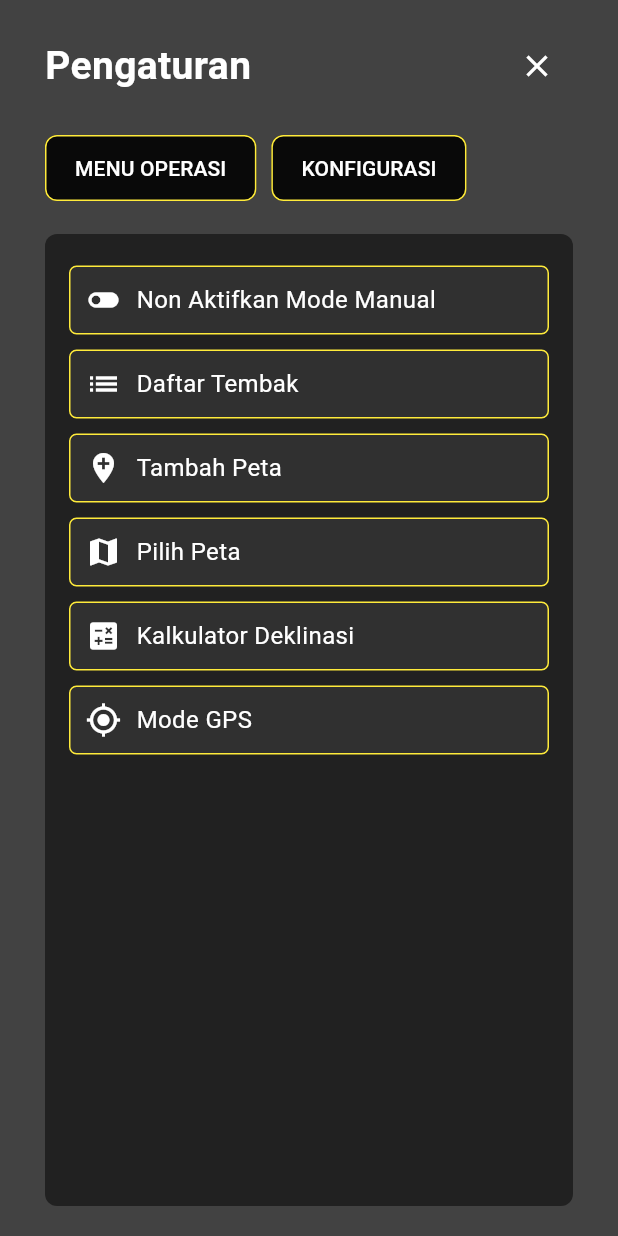
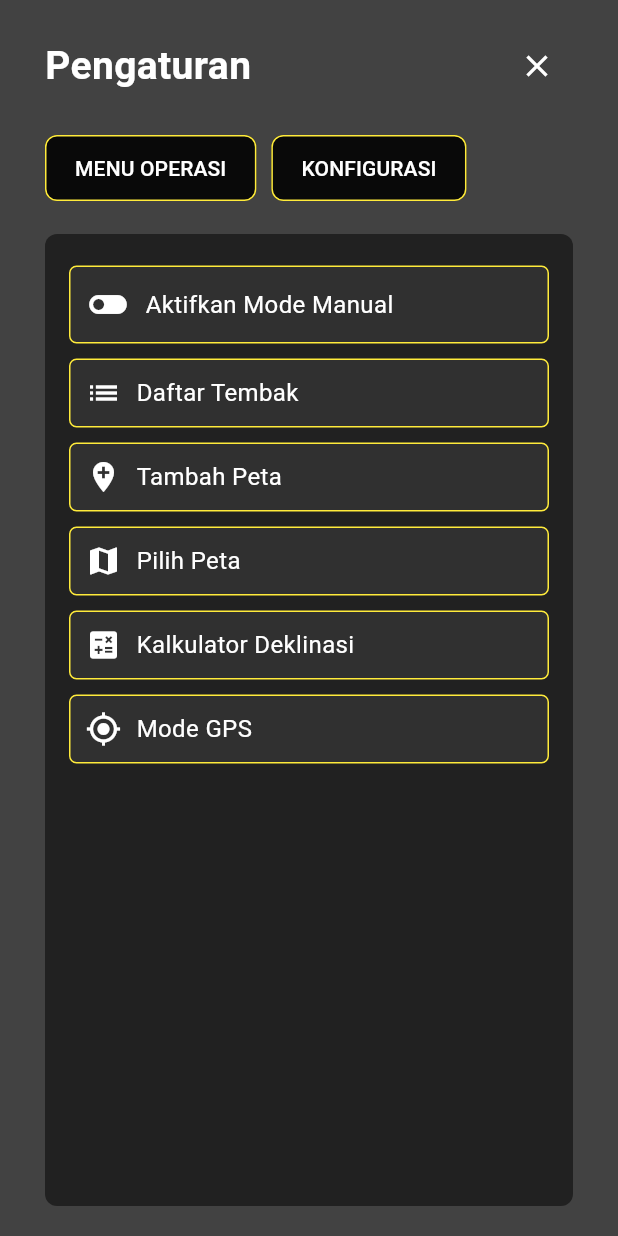
Before and after one commit to freddykrstnptr/mortir_pindad, a Flutter app: the SettingsPage screen opened directly, on a phone screen of 412 x 824 dp. Run offline on Flutter 3.47's test engine with Material 3 defaults, Android fonts, the phone set to English and light mode, and no system bars; our stand-ins replace flutter_feather_icons, google_maps_flutter.

Commit message:
buat page daftartembak, modegps, tambahpeta, dan modemanual by freddy

```diff
--- a/lib/jaupan/datasasaran.dart
+++ b/lib/jaupan/datasasaran.dart
@@ -21,7 +21,8 @@ class DataSasaranPage extends StatelessWidget {
       decoration: BoxDecoration(
         color: Colors.white, // ✅ Latar belakang putih sesuai gambar
         borderRadius: BorderRadius.circular(10),
-        border: Border.all(color: Colors.black, width: 2),
+        border: Border.all(
+            color: const Color.fromARGB(255, 255, 255, 255), width: 1),
         boxShadow: [
           BoxShadow(
             color: Colors.black26,
--- a/lib/jaupan/setting.dart
+++ b/lib/jaupan/setting.dart
@@ -1,5 +1,7 @@
 import 'package:flutter/material.dart';
-import 'package:mortir_pindad/main.dart'; // import main.dart agar bisa diakses
+import 'package:mortir_pindad/main.dart'; // Import main.dart agar bisa diakses
+import 'package:mortir_pindad/jaupan/modegps.dart'; // Import halaman Mode GPS
+import 'package:mortir_pindad/jaupan/tambahpeta.dart'; // Import halaman Tambah Peta
 
 class SettingsPage extends StatefulWidget {
   const SettingsPage({super.key});
@@ -10,6 +12,7 @@ class SettingsPage extends StatefulWidget {
 
 class _SettingsPageState extends State<SettingsPage> {
   bool showMenuOperasi = false;
+  bool isModeManualActive = false;
 
   @override
   Widget build(BuildContext context) {
@@ -49,45 +52,9 @@ class _SettingsPageState extends State<SettingsPage> {
               // 🔹 Tombol MENU OPERASI & KONFIGURASI (Kotak dengan Border Kuning)
               Row(
                 children: [
-                  OutlinedButton(
-                    style: OutlinedButton.styleFrom(
-                      backgroundColor: const Color(0xDD000000),
-                      foregroundColor: Colors.white,
-                      padding:
-                          EdgeInsets.symmetric(horizontal: 20, vertical: 12),
-                      shape: RoundedRectangleBorder(
-                        borderRadius: BorderRadius.circular(8),
-                      ),
-                      side: const BorderSide(
-                          color: Color(0xFFFFEB3B), width: 1), // Border Kuning
-                    ),
-                    onPressed: () {
-                      setState(() {
-                        showMenuOperasi = true;
-                      });
-                    },
-                    child: const Text("MENU OPERASI"),
-                  ),
+                  _menuButton("MENU OPERASI", true),
                   const SizedBox(width: 10),
-                  OutlinedButton(
-                    style: OutlinedButton.styleFrom(
-                      backgroundColor: const Color(0xDD000000),
-                      foregroundColor: Colors.white,
-                      padding:
-                          EdgeInsets.symmetric(horizontal: 20, vertical: 12),
-                      shape: RoundedRectangleBorder(
-                        borderRadius: BorderRadius.circular(8),
-                      ),
-                      side: const BorderSide(
-                          color: Color(0xFFFFEB3B), width: 1), // Border Kuning
-                    ),
-                    onPressed: () {
-                      setState(() {
-                        showMenuOperasi = false;
-                      });
-                    },
-                    child: const Text("KONFIGURASI"),
-                  ),
+                  _menuButton("KONFIGURASI", false),
                 ],
               ),
 
@@ -107,17 +74,22 @@ class _SettingsPageState extends State<SettingsPage> {
                             _settingTile("Pengaturan Akun", Icons.person),
                             _settingTile("Informasi Perangkat", Icons.info),
                             _settingTile("Keluar", Icons.logout,
-                                isLogout: true), // Tambah Logout
+                                isLogout: true),
                           ]
                         : [
-                            _settingTile(
-                                "Non Aktifkan Mode Manual", Icons.toggle_off),
+                            _toggleModeTile(),
                             _settingTile("Daftar Tembak", Icons.list),
-                            _settingTile("Tambah Peta", Icons.add_location),
+                            _settingTile("Tambah Peta", Icons.add_location,
+                                onTap: () {
+                              _showTambahPetaPopup();
+                            }),
                             _settingTile("Pilih Peta", Icons.map),
                             _settingTile(
                                 "Kalkulator Deklinasi", Icons.calculate),
-                            _settingTile("Mode GPS", Icons.gps_fixed),
+                            _settingTile("Mode GPS", Icons.gps_fixed,
+                                onTap: () {
+                              _showModeGPSPopup();
+                            }),
                           ],
                   ),
                 ),
@@ -129,28 +101,47 @@ class _SettingsPageState extends State<SettingsPage> {
     );
   }
 
-  // 🔹 Widget untuk Tile Pengaturan (Termasuk Logout)
-  Widget _settingTile(String title, IconData icon, {bool isLogout = true}) {
+  // 🔹 Widget untuk Tombol Menu Operasi & Konfigurasi
+  Widget _menuButton(String title, bool isMenuOperasi) {
+    return OutlinedButton(
+      style: OutlinedButton.styleFrom(
+        backgroundColor: const Color(0xDD000000),
+        foregroundColor: Colors.white,
+        padding: const EdgeInsets.symmetric(horizontal: 20, vertical: 12),
+        shape: RoundedRectangleBorder(
+          borderRadius: BorderRadius.circular(8),
+        ),
+        side: const BorderSide(color: Color(0xFFFFEB3B), width: 1),
+      ),
+      onPressed: () {
+        setState(() {
+          showMenuOperasi = isMenuOperasi;
+        });
+      },
+      child: Text(title),
+    );
+  }
+
+  // 🔹 Widget untuk Tile Pengaturan
+  Widget _settingTile(String title, IconData icon,
+      {bool isLogout = false, VoidCallback? onTap}) {
     return InkWell(
       onTap: isLogout
           ? () {
               Navigator.pushAndRemoveUntil(
                 context,
-                MaterialPageRoute(
-                    builder: (context) =>
-                        const LoginPage()), // Arahkan ke Login
-                (Route<dynamic> route) => false, // Hapus semua history navigasi
+                MaterialPageRoute(builder: (context) => const LoginPage()),
+                (Route<dynamic> route) => false,
               );
             }
-          : null,
+          : onTap,
       child: Container(
         margin: const EdgeInsets.symmetric(vertical: 5),
         padding: const EdgeInsets.symmetric(vertical: 10, horizontal: 10),
         decoration: BoxDecoration(
           color: Colors.grey[850],
           borderRadius: BorderRadius.circular(5),
-          border: Border.all(
-              color: const Color(0xFFFFEB3B), width: 1), // Border Kuning
+          border: Border.all(color: const Color(0xFFFFEB3B), width: 1),
         ),
         child: Row(
           children: [
@@ -168,4 +159,69 @@ class _SettingsPageState extends State<SettingsPage> {
       ),
     );
   }
+
+  // 🔹 Widget untuk Tile Aktifkan Mode Manual
+  Widget _toggleModeTile() {
+    return InkWell(
+      onTap: () {
+        setState(() {
+          isModeManualActive = !isModeManualActive;
+        });
+      },
+      child: Container(
+        margin: const EdgeInsets.symmetric(vertical: 5),
+        padding: const EdgeInsets.symmetric(vertical: 10, horizontal: 10),
+        decoration: BoxDecoration(
+          color: Colors.grey[850],
+          borderRadius: BorderRadius.circular(5),
+          border: Border.all(color: const Color(0xFFFFEB3B), width: 1),
+        ),
+        child: Row(
+          children: [
+            Icon(
+              isModeManualActive ? Icons.toggle_on : Icons.toggle_off,
+              color: isModeManualActive ? Colors.yellow : Colors.white,
+              size: 30,
+            ),
+            const SizedBox(width: 10),
+            Text(
+              isModeManualActive
+                  ? "Non Aktifkan Mode Manual"
+                  : "Aktifkan Mode Manual",
+              style: const TextStyle(
+                color: Colors.white,
+                fontSize: 16,
+              ),
+            ),
+          ],
+        ),
+      ),
+    );
+  }
+
+  // 🔹 Fungsi untuk Menampilkan Mode GPS sebagai Popup
+  void _showModeGPSPopup() {
+    showDialog(
+      context: context,
+      builder: (BuildContext context) {
+        return Dialog(
+          backgroundColor: Colors.transparent,
+          child: ModeGPSPage(onClose: () => Navigator.pop(context)),
+        );
+      },
+    );
+  }
+
+  // 🔹 Fungsi untuk Menampilkan Tambah Peta sebagai Popup
+  void _showTambahPetaPopup() {
+    showDialog(
+      context: context,
+      builder: (BuildContext context) {
+        return Dialog(
+          backgroundColor: Colors.transparent,
+          child: TambahPetaPage(onClose: () => Navigator.pop(context)),
+        );
+      },
+    );
+  }
 }
```
Also changed, not shown: lib/jaupan/daftartembak.dart (+56 -4 lines), lib/jaupan/mainjaupan.dart (+23 -8 lines), lib/jaupan/modegps.dart (added, +226 -0 lines), lib/jaupan/tambahpeta.dart (added, +184 -0 lines).
